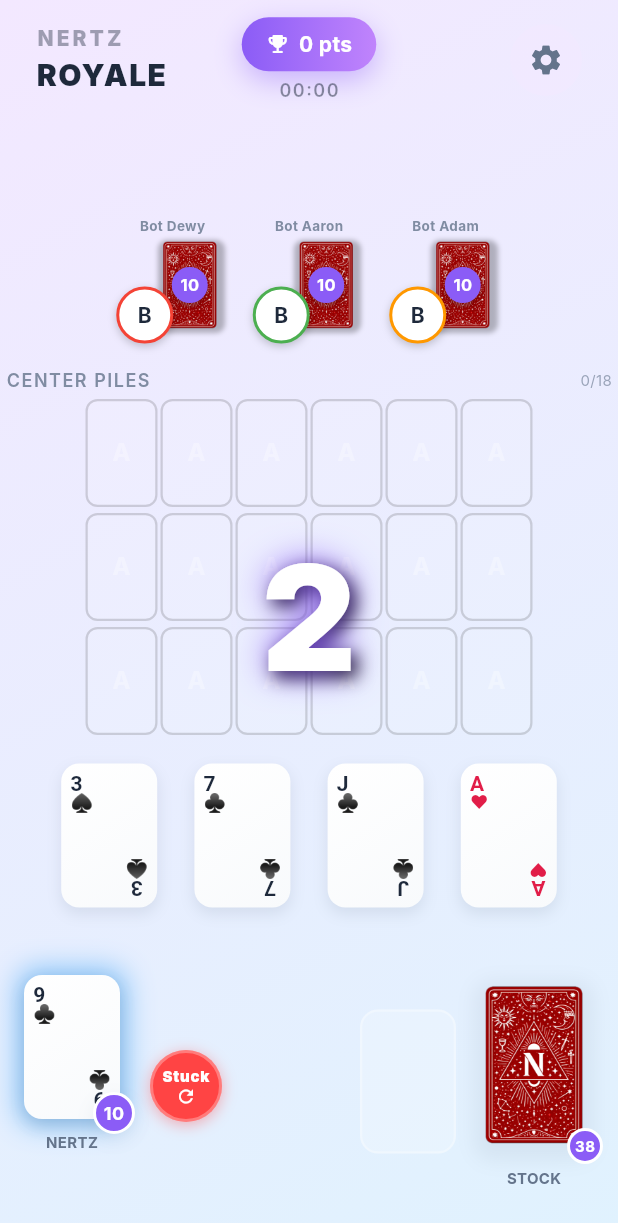
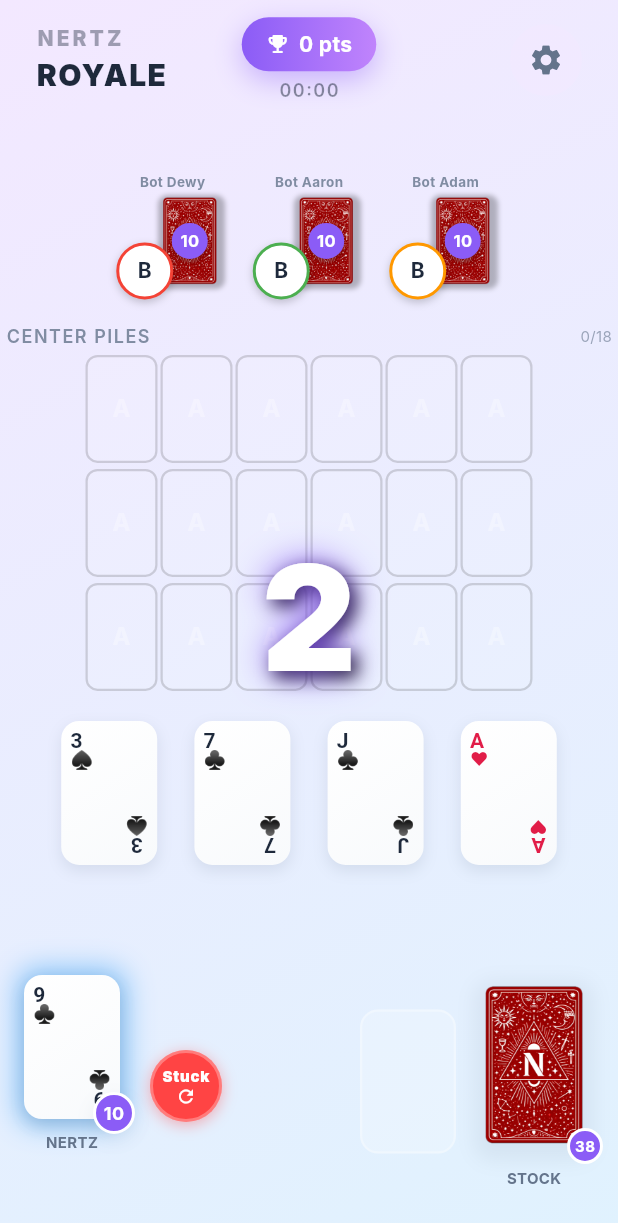
Before and after one commit to alexxtronic/nertzapp, a Flutter app: the screen it shows once a user with an empty profile is signed in, after a tap on "Play Offline", on a phone screen of 412 x 824 dp. Shown: the top 1223 px of the screen. Run offline on Flutter 3.47's test engine with Material 3 defaults, Android fonts, the phone set to English and light mode, and no system bars; our stand-ins replace audioplayers, confetti, flutter_image_compress, flutter_riverpod, image_picker, supabase_flutter; accounts and stored records are empty; network calls fail; Roboto replaces fonts that are missing (Inter, SF Pro Rounded).

Commit message:
UX: Shift layout centrally, fix bot avatars, improve work pile hit zones

```diff
--- a/lib/models/game_state.dart
+++ b/lib/models/game_state.dart
@@ -69,7 +69,7 @@ class GameState {
     );
   }
 
-  void addPlayer(String playerId, String displayName, {bool isBot = false, String? selectedCardBack}) {
+  void addPlayer(String playerId, String displayName, {bool isBot = false, String? selectedCardBack, String? avatarUrl}) {
     if (phase != GamePhase.lobby) {
       throw StateError('Cannot add players during active game');
     }
@@ -86,6 +86,7 @@ class GameState {
       wastePile: WastePile(),
       isBot: isBot,
       selectedCardBack: selectedCardBack,
+      avatarUrl: avatarUrl,
     );
   }
 
--- a/lib/state/game_provider.dart
+++ b/lib/state/game_provider.dart
@@ -184,8 +184,13 @@ class GameStateNotifier extends StateNotifier<GameState?> {
 
     // Add bots based on setting (1-3 bots)
     final botNames = ['Bot Dewy', 'Bot Aaron', 'Bot Adam'];
+    final botAvatars = [
+      'https://api.dicebear.com/7.x/avataaars/png?seed=Dewy',
+      'https://api.dicebear.com/7.x/avataaars/png?seed=Aaron',
+      'https://api.dicebear.com/7.x/avataaars/png?seed=Adam',
+    ];
     for (int i = 0; i < botCount; i++) {
-      newState.addPlayer('ai_${i + 1}', botNames[i], isBot: true);
+      newState.addPlayer('ai_${i + 1}', botNames[i], isBot: true, avatarUrl: botAvatars[i]);
     }
 
     // Assign colors for the match (will persist across rounds)
--- a/lib/ui/widgets/game_board.dart
+++ b/lib/ui/widgets/game_board.dart
@@ -523,13 +523,13 @@ class _GameBoardState extends State<GameBoard> with TickerProviderStateMixin {
                         mainAxisAlignment: MainAxisAlignment.center, // Center vertical content
                         children: [
                           _buildHeader(player),
-                          const Spacer(flex: 4), // PUSH OPPONENTS DOWN (More)
+                          const Spacer(flex: 5), // MASSIVE SPACE AT TOP TO COMPRESS MIDDLE
                           _buildOpponentsRow(),
-                          const SizedBox(height: 8), // Tighter to Center Piles
+                          const SizedBox(height: 8), // Tighter to Center
                           _buildCenterArea(),
-                          const Spacer(flex: 1), // Gap between center and work
+                          const SizedBox(height: 16), // Tighter GAP (Work moves UP)
                           _buildWorkPiles(context, player),
-                          const Spacer(flex: 3), // PUSH WORK PILES UP (More away from Hand)
+                          const Spacer(flex: 12), // EVEN MORE SPACE AT BOTTOM (Pushes play area WAY UP)
                           _buildPlayerHand(player),
                           const SizedBox(height: 32), // Keep Stock/Nertz at bottom
                         ],
@@ -1251,16 +1251,18 @@ class _GameBoardState extends State<GameBoard> with TickerProviderStateMixin {
             builder: (context, candidateData, rejectedData) {
               final isHighlighted = candidateData.isNotEmpty;
               return Container(
-                decoration: isHighlighted ? BoxDecoration(
+                width: GameTheme.cardWidth,
+                // Ensure the DragTarget is at least cardHeight + some room
+                constraints: const BoxConstraints(minHeight: GameTheme.cardHeight),
+                decoration: BoxDecoration(
+                  color: isHighlighted
+                      ? GameTheme.success.withValues(alpha: 0.2)
+                      : Colors.transparent,
                   borderRadius: BorderRadius.circular(GameTheme.cardRadius),
-                  boxShadow: [
-                    BoxShadow(
-                      color: GameTheme.success.withValues(alpha: 0.5),
-                      blurRadius: 12,
-                      spreadRadius: 2,
-                    ),
-                  ],
-                ) : null,
+                  border: isHighlighted
+                      ? Border.all(color: GameTheme.success, width: 2)
+                      : null,
+                ),
                 child: _buildWorkPileItem(pile, pileIndex),
               );
             },
@@ -1312,6 +1314,9 @@ class _GameBoardState extends State<GameBoard> with TickerProviderStateMixin {
                   data: card,
                   feedback: Material(
                     color: Colors.transparent,
+                    child: SizedBox(
+                      width: GameTheme.cardWidth,
+                      height: GameTheme.cardHeight + ((pile.length - index - 1) * cascadeOffset),
                       child: Stack(
                          clipBehavior: Clip.none,
                          children: List.generate(pile.length - index, (subIndex) {
@@ -1321,6 +1326,7 @@ class _GameBoardState extends State<GameBoard> with TickerProviderStateMixin {
                                child: GlassCard(card: subCard),
                              );
                          }),
+                      ),
                     ),
                   ),
                   childWhenDragging: Opacity(
```
Lines whose indentation alone changed are shown as unchanged.
